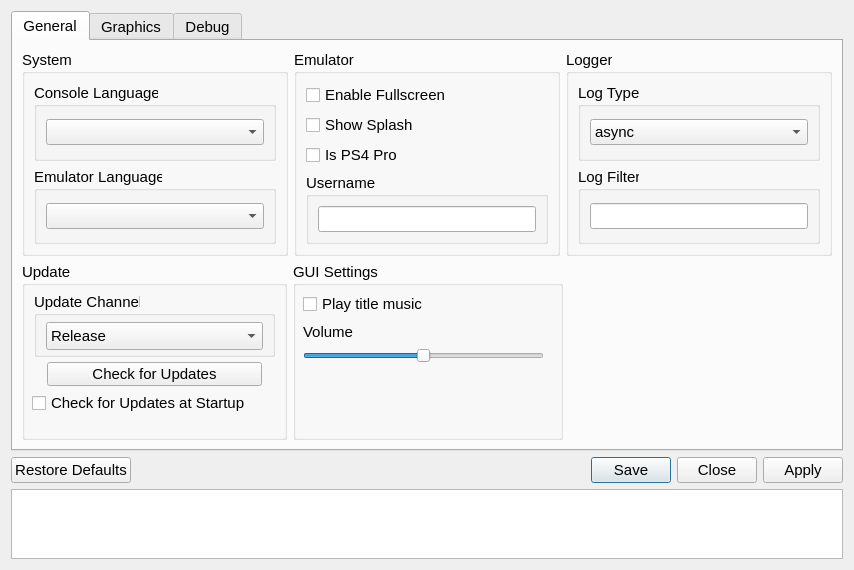
shadps4-emu/shadPS4, file src/qt_gui/settings_dialog.ui: the form before one commit.
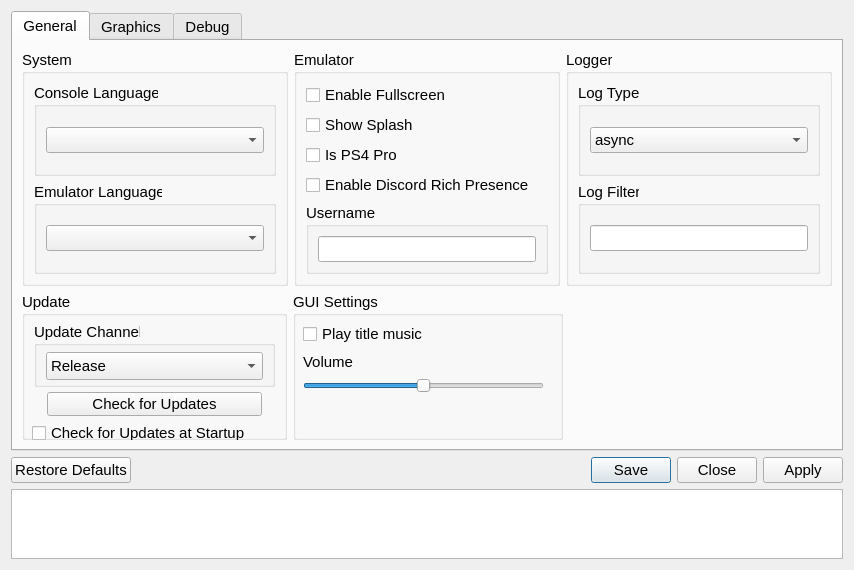
The form after the commit. Icons and pictures are not drawn.

Commit message: Added an option to enable/disable RPC, added rpc to emulator.cpp making it work on nonqt builds

What changed in the file:
```diff
--- a/src/qt_gui/settings_dialog.ui
+++ b/src/qt_gui/settings_dialog.ui
@@ -139,6 +139,13 @@
                    </property>
                   </widget>
                  </item>
+                 <item>
+                  <widget class="QCheckBox" name="discordRPCCheckbox">
+                   <property name="text">
+                    <string>Enable Discord Rich Presence</string>
+                   </property>
+                  </widget>
+                 </item>
                 </layout>
                </item>
                <item>
```
The commit also changes 10 other files.
